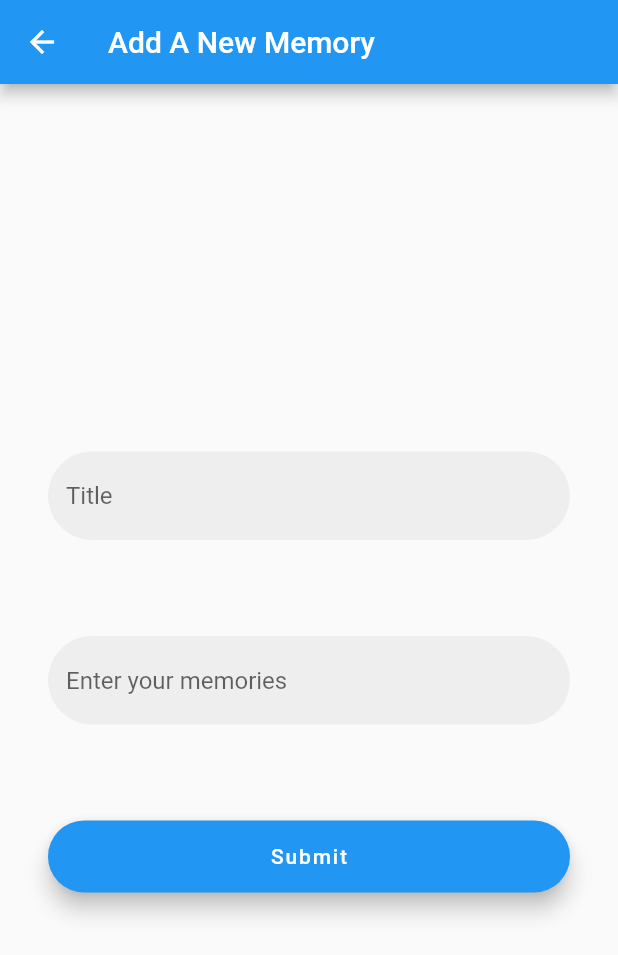
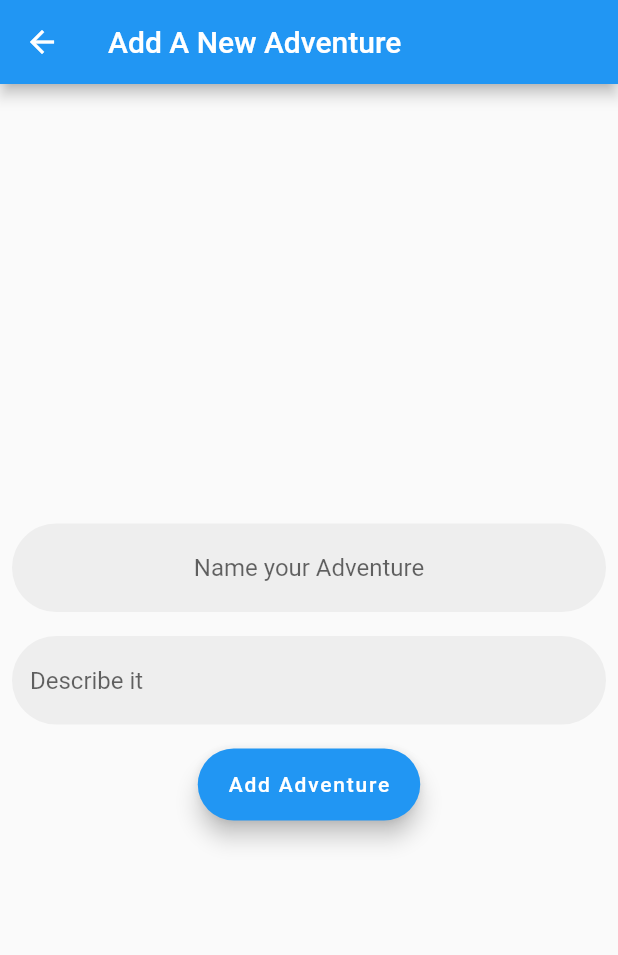
Before and after one commit to AgnellusX1/TravelEX, a Flutter app: the Add screen opened directly, on a phone screen of 412 x 824 dp. Shown: the top 955 px of the screen. Run offline on Flutter 3.47's test engine with Material 2 defaults, Android fonts, the phone set to English and light mode, and no system bars; our stand-ins replace fluttertoast, hive, hive_flutter; accounts and stored records are empty; generated files the repository leaves out were written again.

Commit message:
FIX: Restructured Add Page

```diff
--- a/lib/screens/add.dart
+++ b/lib/screens/add.dart
@@ -30,14 +30,33 @@ class _AddState extends State<Add> {
   Widget build(BuildContext context) {
     return Scaffold(
         appBar: AppBar(
-          title: Text("Add A New Memory"),
+          title: Text("Add A New Adventure"),
         ),
-        body: Column(mainAxisAlignment: MainAxisAlignment.center, children: <
-            Widget>[
+        body: Container(
+          child: Column(mainAxisAlignment: MainAxisAlignment.center, children: [
             Text(name),
-          Container(
+            Padding(
+              padding: const EdgeInsets.all(8.0),
               child: TextField(
                   controller: _controllertitle,
+                  textAlign: TextAlign.center,
+                  decoration: InputDecoration(
+                      enabledBorder: OutlineInputBorder(
+                          borderSide: BorderSide(color: Colors.transparent),
+                          borderRadius: BorderRadius.all(Radius.circular(40))),
+                      focusedBorder: OutlineInputBorder(
+                          borderSide: BorderSide(color: Colors.blue),
+                          borderRadius: BorderRadius.all(Radius.circular(40))),
+                      hintText: "Name your Adventure",
+                      filled: true,
+                      fillColor: Colors.grey[200])),
+            ),
+            Padding(
+              padding: const EdgeInsets.all(8.0),
+              child: TextField(
+                  controller: _controllerdesc,
+                  keyboardType: TextInputType.multiline,
+                  maxLines: null,
                   decoration: InputDecoration(
                       enabledBorder: OutlineInputBorder(
                           borderSide: BorderSide(color: Colors.transparent),
@@ -45,30 +64,14 @@ class _AddState extends State<Add> {
                       focusedBorder: OutlineInputBorder(
                           borderSide: BorderSide(color: Colors.transparent),
                           borderRadius: BorderRadius.all(Radius.circular(40))),
-                    hintText: "Title",
+                      hintText: "Describe it",
                       filled: true,
                       fillColor: Colors.grey[200])),
-            padding: EdgeInsets.all(32),
             ),
-          Container(
-            child: TextField(
-                controller: _controllerdesc,
-                decoration: InputDecoration(
-                    enabledBorder: OutlineInputBorder(
-                        borderSide: BorderSide(color: Colors.transparent),
-                        borderRadius: BorderRadius.all(Radius.circular(40))),
-                    focusedBorder: OutlineInputBorder(
-                        borderSide: BorderSide(color: Colors.transparent),
-                        borderRadius: BorderRadius.all(Radius.circular(40))),
-                    hintText: "Enter your memories",
-                    filled: true,
-                    fillColor: Colors.grey[200])),
-            padding: EdgeInsets.all(32),
-          ),
-          Container(
-            width: double.infinity,
+            Padding(
+              padding: const EdgeInsets.all(8.0),
               child: FloatingActionButton.extended(
-              label: Text("Submit"),
+                label: Text("Add Adventure"),
                 onPressed: () {
                   final title = _controllertitle.text;
                   final desc = _controllerdesc.text;
@@ -87,11 +90,12 @@ class _AddState extends State<Add> {
                       backgroundColor: Colors.red,
                       textColor: Colors.white,
                       fontSize: 16.0);
+                  Navigator.pop(context);
                 },
               ),
-            padding: EdgeInsets.all(32),
             ),
-        ]));
+          ]),
+        ));
   }
 }
 
```
Also changed, not shown: lib/screens/home.dart (+8 -28 lines). Lines whose indentation alone changed are shown as unchanged.
